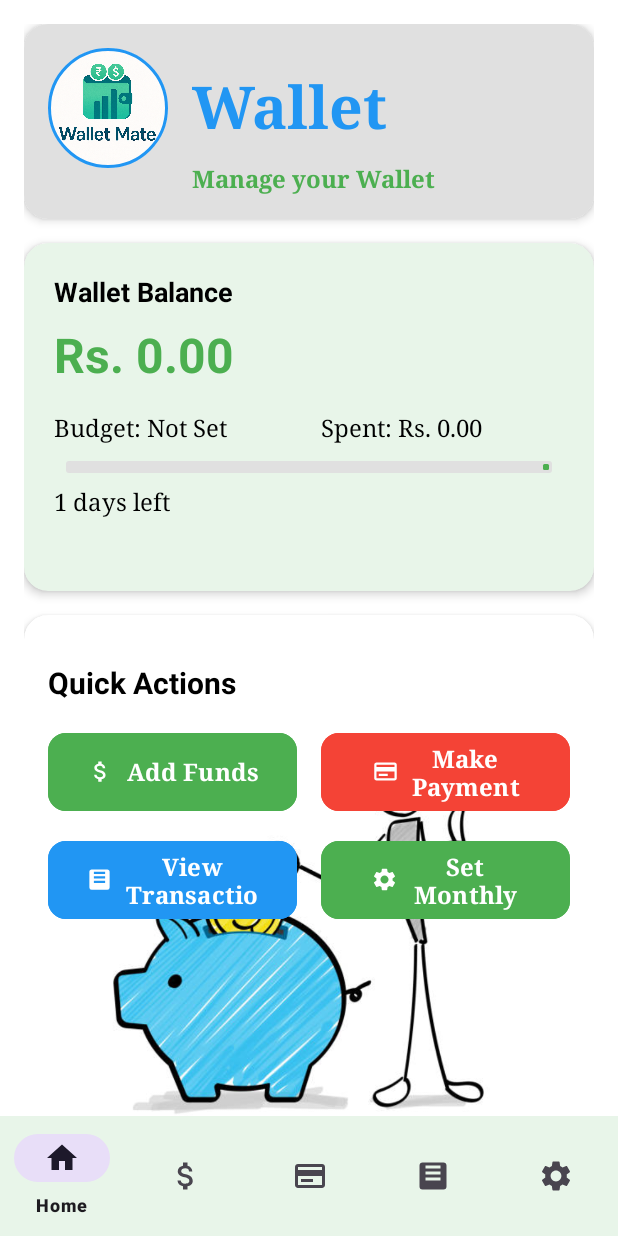
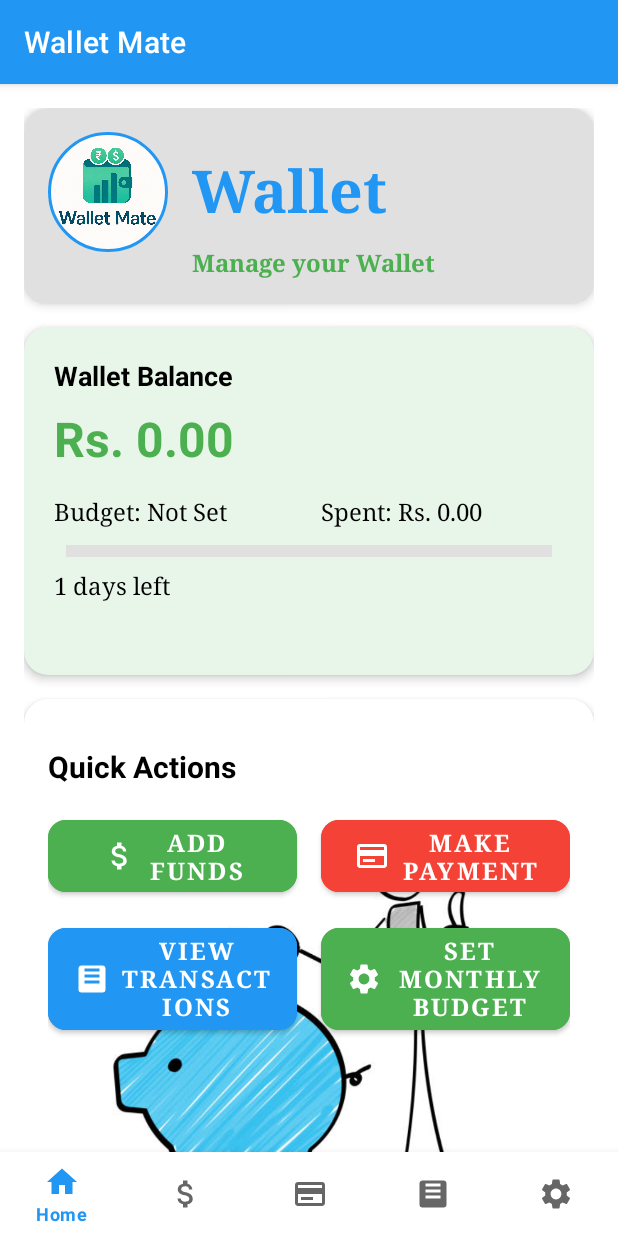
Before and after one commit to IsharaSaranga/Wallet-Mate, an Android app: the screen it shows after launch (MainActivity), on a phone screen of 412 x 824 dp. Run offline under Robolectric (Android 15) with nearby library versions, the phone set to English and light mode, and no system bars; our stand-ins replace Room's generated code.

Commit message:
color change

```diff
--- a/app/src/main/res/layout/activity_add_funds.xml
+++ b/app/src/main/res/layout/activity_add_funds.xml
@@ -4,7 +4,7 @@
     xmlns:tools="http://schemas.android.com/tools"
     android:layout_width="match_parent"
     android:layout_height="match_parent"
-    android:background="@color/white"
+    android:background="?android:attr/colorBackground"
     tools:context=".AddFundsActivity">
 
     <androidx.core.widget.NestedScrollView
@@ -136,8 +136,8 @@
         android:layout_width="match_parent"
         android:layout_height="wrap_content"
         android:layout_gravity="bottom"
-        android:background="@color/white"
-        app:backgroundTint="@color/light_green"
+        android:background="?attr/colorSurface"
+        app:backgroundTint="?attr/colorSurface"
         app:elevation="8dp"
         app:menu="@menu/bottom_nav_menu" />
 
--- a/app/src/main/res/layout/activity_edit_transaction.xml
+++ b/app/src/main/res/layout/activity_edit_transaction.xml
@@ -4,7 +4,7 @@
     android:layout_width="match_parent"
     android:layout_height="match_parent"
     android:padding="16dp"
-    android:background="@android:color/white">
+    android:background="?android:attr/colorBackground">
 
     <TextView
         android:id="@+id/tvHeader"
--- a/app/src/main/res/layout/activity_main.xml
+++ b/app/src/main/res/layout/activity_main.xml
@@ -4,7 +4,7 @@
     xmlns:tools="http://schemas.android.com/tools"
     android:layout_width="match_parent"
     android:layout_height="match_parent"
-    android:background="@color/white"
+    android:background="?android:attr/colorBackground"
     tools:context=".MainActivity">
 
     <androidx.core.widget.NestedScrollView
@@ -24,6 +24,7 @@
                 android:layout_height="wrap_content"
                 app:cardCornerRadius="16dp"
                 app:cardElevation="4dp"
+                app:cardBackgroundColor="?attr/colorSurface"
                 app:layout_constraintTop_toTopOf="parent">
 
                 <androidx.constraintlayout.widget.ConstraintLayout
@@ -271,7 +272,7 @@
                     <com.google.android.material.button.MaterialButton
                         android:id="@+id/btnViewTransactions"
                         android:layout_width="0dp"
-                        android:layout_height="60dp"
+                        android:layout_height="80dp"
                         android:layout_marginTop="12dp"
                         android:layout_marginEnd="8dp"
                         android:backgroundTint="@color/blue"
@@ -291,7 +292,7 @@
                     <com.google.android.material.button.MaterialButton
                         android:id="@+id/btnSetBudget"
                         android:layout_width="0dp"
-                        android:layout_height="60dp"
+                        android:layout_height="80dp"
                         android:layout_marginStart="8dp"
                         android:backgroundTint="@color/green"
                         android:fontFamily="serif"
@@ -318,8 +319,8 @@
         android:layout_width="match_parent"
         android:layout_height="wrap_content"
         android:layout_gravity="bottom"
-        android:background="@color/white"
-        app:backgroundTint="@color/light_green"
+        android:background="?attr/colorSurface"
+        app:backgroundTint="?attr/colorSurface"
         app:elevation="8dp"
         app:menu="@menu/bottom_nav_menu" />
 
--- a/app/src/main/res/layout/activity_make_payment.xml
+++ b/app/src/main/res/layout/activity_make_payment.xml
@@ -4,7 +4,7 @@
     xmlns:tools="http://schemas.android.com/tools"
     android:layout_width="match_parent"
     android:layout_height="match_parent"
-    android:background="@color/white"
+    android:background="?android:attr/colorBackground"
     tools:context=".MakePaymentActivity">
 
     <androidx.core.widget.NestedScrollView
@@ -160,8 +160,8 @@
         android:layout_width="match_parent"
         android:layout_height="wrap_content"
         android:layout_gravity="bottom"
-        android:background="@color/white"
-        app:backgroundTint="@color/light_green"
+        android:background="?attr/colorSurface"
+        app:backgroundTint="?attr/colorSurface"
         app:elevation="8dp"
         app:menu="@menu/bottom_nav_menu" />
 
--- a/app/src/main/res/layout/activity_monthly_budget_setup.xml
+++ b/app/src/main/res/layout/activity_monthly_budget_setup.xml
@@ -5,7 +5,7 @@
     android:layout_width="match_parent"
     android:layout_height="match_parent"
     android:padding="16dp"
-    android:background="@color/white">
+    android:background="?android:attr/colorBackground">
 
     <TextView
         android:id="@+id/tvHeader"
--- a/app/src/main/res/layout/activity_settings.xml
+++ b/app/src/main/res/layout/activity_settings.xml
@@ -4,7 +4,7 @@
     xmlns:tools="http://schemas.android.com/tools"
     android:layout_width="match_parent"
     android:layout_height="match_parent"
-    android:background="@color/white">
+    android:background="?android:attr/colorBackground">
 
     <!-- Content Wrapper with Padding -->
     <androidx.constraintlayout.widget.ConstraintLayout
@@ -141,8 +141,8 @@
         android:id="@+id/bottomNavigation"
         android:layout_width="match_parent"
         android:layout_height="wrap_content"
-        android:background="@color/white"
-        app:backgroundTint="@color/light_green"
+        android:background="?attr/colorSurface"
+        app:backgroundTint="?attr/colorSurface"
         app:elevation="8dp"
         app:layout_constraintBottom_toBottomOf="parent"
         app:layout_constraintEnd_toEndOf="parent"
--- a/app/src/main/res/layout/activity_transaction_history.xml
+++ b/app/src/main/res/layout/activity_transaction_history.xml
@@ -4,7 +4,7 @@
     xmlns:tools="http://schemas.android.com/tools"
     android:layout_width="match_parent"
     android:layout_height="match_parent"
-    android:background="@color/white"
+    android:background="?android:attr/colorBackground"
     tools:context=".TransactionHistoryActivity">
 
     <androidx.core.widget.NestedScrollView
@@ -116,8 +116,8 @@
         android:layout_width="match_parent"
         android:layout_height="wrap_content"
         android:layout_gravity="bottom"
-        android:background="@color/white"
-        app:backgroundTint="@color/light_green"
+        android:background="?attr/colorSurface"
+        app:backgroundTint="?attr/colorSurface"
         app:elevation="8dp"
         app:menu="@menu/bottom_nav_menu" />
 
--- a/app/src/main/res/values-night/themes.xml
+++ b/app/src/main/res/values-night/themes.xml
@@ -1,7 +1,24 @@
+<?xml version="1.0" encoding="utf-8"?>
 <resources xmlns:tools="http://schemas.android.com/tools">
     <!-- Base application theme. -->
-    <style name="Base.Theme.WalletMate" parent="Theme.Material3.DayNight.NoActionBar">
-        <!-- Customize your dark theme here. -->
-        <!-- <item name="colorPrimary">@color/my_dark_primary</item> -->
+    <style name="Theme.WalletMate" parent="Theme.MaterialComponents.DayNight.DarkActionBar">
+        <!-- Primary brand color. -->
+        <item name="colorPrimary">@color/dark_blue_primary</item>
+        <item name="colorPrimaryVariant">@color/dark_blue_secondary</item>
+        <item name="colorOnPrimary">@color/white</item>
+        <!-- Secondary brand color. -->
+        <item name="colorSecondary">@color/dark_blue_secondary</item>
+        <item name="colorSecondaryVariant">@color/dark_blue_primary</item>
+        <item name="colorOnSecondary">@color/white</item>
+        <!-- Status bar color. -->
+        <item name="android:statusBarColor">?attr/colorPrimaryVariant</item>
+        <!-- Background colors -->
+        <item name="android:colorBackground">@color/dark_blue_background</item>
+        <item name="colorSurface">@color/dark_blue_surface</item>
+        <item name="colorOnBackground">@color/dark_blue_text</item>
+        <item name="colorOnSurface">@color/dark_blue_text</item>
+        <item name="android:textColorPrimary">@color/dark_blue_text</item>
+        <item name="android:textColorSecondary">@color/dark_blue_text_secondary</item>
+        <item name="android:navigationBarColor">@color/dark_blue_primary</item>
     </style>
 </resources>
--- a/app/src/main/res/values/colors.xml
+++ b/app/src/main/res/values/colors.xml
@@ -13,4 +13,10 @@
     <color name="light_green">#E8F5E9</color>
     <color name="light_gray">#E0E0E0</color>
     <color name="light_red">#FFEBEE</color>
+    <color name="dark_blue_primary">#1A237E</color>
+    <color name="dark_blue_secondary">#283593</color>
+    <color name="dark_blue_background">#0B132B</color>
+    <color name="dark_blue_surface">#1E1E1E</color>
+    <color name="dark_blue_text">#FFFFFF</color>
+    <color name="dark_blue_text_secondary">#B3FFFFFF</color>
 </resources>
--- a/app/src/main/res/values/themes.xml
+++ b/app/src/main/res/values/themes.xml
@@ -5,5 +5,21 @@
         <!-- <item name="colorPrimary">@color/my_light_primary</item> -->
     </style>
 
-    <style name="Theme.WalletMate" parent="Base.Theme.WalletMate" />
+    <style name="Theme.WalletMate" parent="Theme.MaterialComponents.DayNight.DarkActionBar">
+        <!-- Primary brand color. -->
+        <item name="colorPrimary">@color/blue</item>
+        <item name="colorPrimaryVariant">@color/blue</item>
+        <item name="colorOnPrimary">@color/white</item>
+        <!-- Secondary brand color. -->
+        <item name="colorSecondary">@color/green</item>
+        <item name="colorSecondaryVariant">@color/green</item>
+        <item name="colorOnSecondary">@color/black</item>
+        <!-- Status bar color. -->
+        <item name="android:statusBarColor">?attr/colorPrimaryVariant</item>
+        <!-- Background colors -->
+        <item name="android:colorBackground">@color/white</item>
+        <item name="colorSurface">@color/white</item>
+        <item name="colorOnBackground">@color/black</item>
+        <item name="colorOnSurface">@color/black</item>
+    </style>
 </resources>
```
